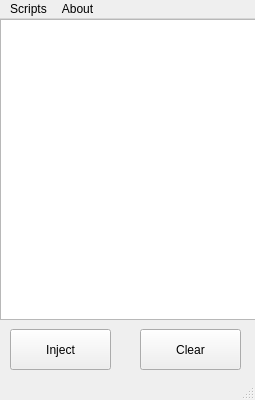
rocketprogrammer/TeamRocket, file injector.ui: the form before one commit.
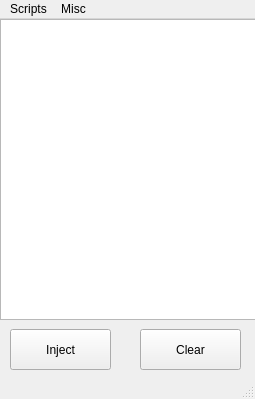
The form after the commit.

Commit message: injector: Animations, other tweaks

Patch:
```diff
--- a/injector.ui
+++ b/injector.ui
@@ -7,7 +7,7 @@
     <x>0</x>
     <y>0</y>
     <width>255</width>
-    <height>400</height>
+    <height>399</height>
    </rect>
   </property>
   <property name="windowTitle">
@@ -84,13 +84,13 @@
     <addaction name="menuButtons"/>
     <addaction name="menuTools"/>
    </widget>
-   <widget class="QMenu" name="About">
+   <widget class="QMenu" name="Misc">
     <property name="title">
-     <string>About</string>
+     <string>Misc</string>
     </property>
    </widget>
    <addaction name="Scripts"/>
-   <addaction name="About"/>
+   <addaction name="Misc"/>
   </widget>
   <widget class="QStatusBar" name="StatusBar"/>
   <action name="PhaseCheck">
```
Left out of the diff: 47 changed lines with no effect on the pictures. The commit also changes 3 other files.
